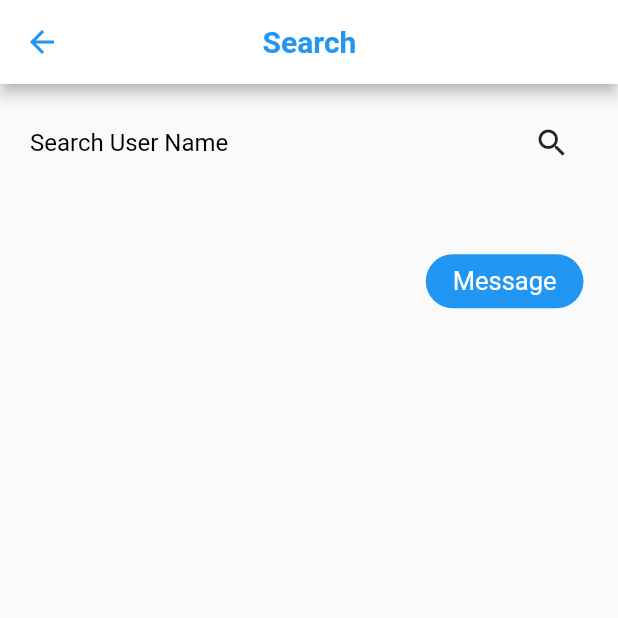
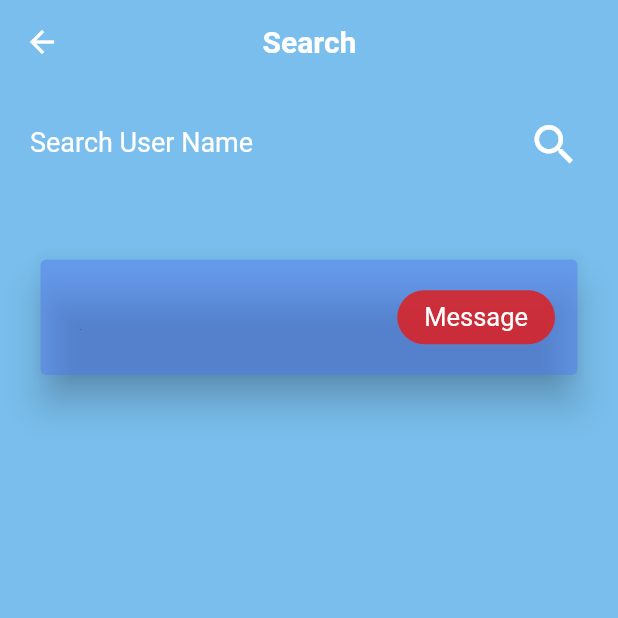
Before and after one commit to MohamadRz985/firebase_chat_app, a Flutter app: the SearchScreen screen opened directly, after a tap on the "search" icon, on a phone screen of 412 x 824 dp, the top half of it. Run offline on Flutter 3.47's test engine with Material 2 defaults, Android fonts, the light colour scheme and no system bars; our stand-ins replace cloud_firestore, firebase_auth, firebase_core, shared_preferences, validators; accounts and stored records are empty.

Commit message:
some change in UI

```diff
--- a/lib/screens/search.dart
+++ b/lib/screens/search.dart
@@ -4,6 +4,7 @@ import 'package:firebase_chat_make/screens/chatRoom.dart';
 import 'package:firebase_chat_make/screens/conversationpage.dart';
 import 'package:firebase_chat_make/services/auth.dart';
 import 'package:firebase_chat_make/services/database.dart';
+import 'package:firebase_chat_make/widgets/myWidgets.dart';
 import 'package:flutter/material.dart';
 
 class SearchScreen extends StatefulWidget {
@@ -38,7 +39,8 @@ class _SearchScreenState extends State<SearchScreen> {
                     chatRoomId: chatroomID,
                   )));
     } else {
-      print(" You Cannot Message Your Self");
+      ScaffoldMessenger.of(context).showSnackBar(snackBar);
+      // print(" You Cannot Message Your Self");
       //  print(" you cannot message");
     }
   }
@@ -58,20 +60,41 @@ class _SearchScreenState extends State<SearchScreen> {
         : Container();
   }
 
+  //! SnackBar ===========
+  SnackBar snackBar = SnackBar(
+    content: Text(
+      "You Canot Message Your Self",
+      style: mediumTextStyle(),
+    ),
+    backgroundColor: mainRedColor,
+    duration: const Duration(seconds: 4),
+  );
+
   //! widget for making searchlist Tile ============
   Widget searchTile({required String userName, required String userEmail}) {
-    return Container(
+    return SizedBox(
+      width: MediaQuery.of(context).size.width,
+      child: Card(
+        color: mainCardColor,
+        elevation: 10,
+        child: Padding(
+          padding: const EdgeInsets.fromLTRB(15, 15, 15, 15),
+          child: SizedBox(
             child: Row(children: [
               Column(
                 crossAxisAlignment: CrossAxisAlignment.start,
                 children: [
                   Text(
                     userName,
+                    style: mediumBlackTextStyle(),
                   ),
                   const SizedBox(
                     height: 5,
                   ),
-            Text(userEmail)
+                  Text(
+                    userEmail,
+                    style: mediumBlackTextStyle(),
+                  )
                 ],
               ),
               const Spacer(),
@@ -80,16 +103,21 @@ class _SearchScreenState extends State<SearchScreen> {
                   createChatroomStartConversation(userName);
                 },
                 child: Container(
-            padding: const EdgeInsets.symmetric(horizontal: 18, vertical: 8),
+                  padding:
+                      const EdgeInsets.symmetric(horizontal: 18, vertical: 8),
                   child: const Text(
                     "Message",
                     style: TextStyle(color: Colors.white, fontSize: 17),
                   ),
                   decoration: BoxDecoration(
-                color: Colors.blue, borderRadius: BorderRadius.circular(30)),
+                      color: mainRedColor,
+                      borderRadius: BorderRadius.circular(30)),
                 ),
               )
             ]),
+          ),
+        ),
+      ),
     );
   }
 
@@ -111,27 +139,28 @@ class _SearchScreenState extends State<SearchScreen> {
   @override
   Widget build(BuildContext context) {
     return Scaffold(
+      backgroundColor: mainBlueColor,
       //!AppBar ==========================
       appBar: AppBar(
+        elevation: 0,
         leading: IconButton(
             onPressed: () {
-              auth.signOut();
               Navigator.of(context).pushReplacement(
                   MaterialPageRoute(builder: (context) => const ChatRoom()));
             },
             icon: const Icon(
               Icons.arrow_back,
-              color: Colors.blue,
+              color: Colors.white,
             )),
         title: Padding(
           padding: EdgeInsets.only(left: MediaQuery.of(context).size.width / 4),
           child: const Text(
             "Search ",
             style: TextStyle(
-                color: Colors.blue, fontSize: 20, fontWeight: FontWeight.bold),
+                color: Colors.white, fontSize: 20, fontWeight: FontWeight.bold),
           ),
         ),
-        backgroundColor: Colors.white,
+        backgroundColor: mainBlueColor,
       ),
       //!Body ==============
       body: Column(
@@ -143,10 +172,11 @@ class _SearchScreenState extends State<SearchScreen> {
                 Expanded(
                   //!TextFields ===================
                   child: TextField(
+                    style: largeBlackTextStyle(),
                     controller: searchUserText,
-                    decoration: const InputDecoration(
+                    decoration: InputDecoration(
                         hintText: "Search User Name",
-                        hintStyle: TextStyle(color: Colors.black),
+                        hintStyle: mediumTextStyle(),
                         border: InputBorder.none),
                   ),
                 ),
@@ -157,7 +187,11 @@ class _SearchScreenState extends State<SearchScreen> {
                     onPressed: () {
                       initialeSearch();
                     },
-                    icon: const Icon(Icons.search))
+                    icon: const Icon(
+                      Icons.search,
+                      color: Colors.white,
+                      size: 35,
+                    ))
               ],
             ),
           ),
@@ -170,7 +204,7 @@ class _SearchScreenState extends State<SearchScreen> {
             child: Container(
                 padding: const EdgeInsets.symmetric(horizontal: 15),
                 child: searchList()),
-          )
+          ),
         ],
       ),
     );
--- a/lib/widgets/myWidgets.dart
+++ b/lib/widgets/myWidgets.dart
@@ -82,3 +82,38 @@ Widget btns(String btnName) {
       // ),
       );
 }
+
+Color mainBlueColor = const Color.fromARGB(255, 121, 190, 236);
+Color mainRedColor = const Color.fromARGB(216, 223, 30, 30);
+
+TextStyle mediumTextStyle() {
+  return const TextStyle(
+      color: Colors.white, fontWeight: FontWeight.w400, fontSize: 18);
+}
+
+TextStyle largeTextStyle() {
+  return const TextStyle(
+      color: Colors.white, fontWeight: FontWeight.bold, fontSize: 19);
+}
+
+TextStyle textFieldInputTextStyle() {
+  return const TextStyle(
+      color: Colors.white, fontWeight: FontWeight.w400, fontSize: 19);
+}
+
+TextStyle hintTextfieldStyle() {
+  return const TextStyle(
+      color: Colors.white, fontWeight: FontWeight.bold, fontSize: 18);
+}
+
+TextStyle mediumBlackTextStyle() {
+  return const TextStyle(
+      color: Colors.black, fontWeight: FontWeight.w400, fontSize: 18);
+}
+
+TextStyle largeBlackTextStyle() {
+  return const TextStyle(
+      color: Colors.black, fontWeight: FontWeight.w600, fontSize: 18);
+}
+
+Color mainCardColor = const Color.fromARGB(115, 81, 119, 243);
```
Also changed, not shown: lib/screens/chatRoom.dart (+26 -20 lines), lib/screens/conversationpage.dart (+36 -58 lines). Lines whose indentation alone changed are shown as unchanged.
